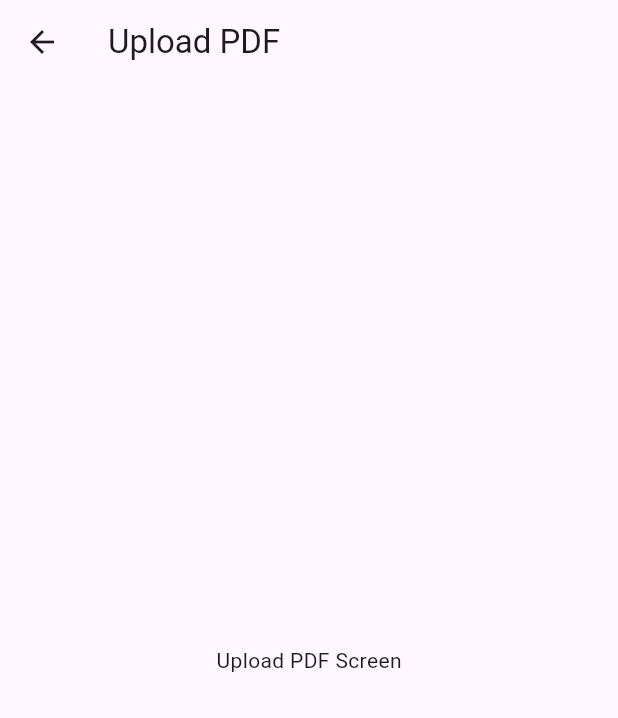
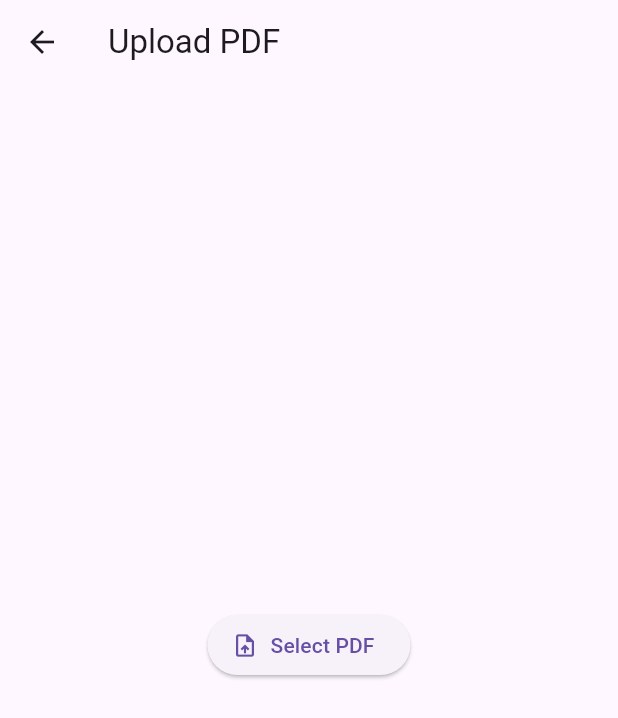
Before and after one commit to SanujaMenath/MindVault-AI, a Flutter app: the UploadPdfScreen screen opened by its route, on a phone screen of 412 x 824 dp. Shown: the top 718 px of the screen. Run offline on Flutter 3.47's test engine with Material 3 defaults, Android fonts, the light colour scheme and no system bars; our stand-ins replace file_picker.

Commit message:
Update AndroidManifest label and enhance PDF upload functionality with file picker

```diff
--- a/lib/screens/upload_pdf_screen.dart
+++ b/lib/screens/upload_pdf_screen.dart
@@ -1,14 +1,50 @@
 import 'package:flutter/material.dart';
+import 'package:file_picker/file_picker.dart';
 
-class UploadPdfScreen extends StatelessWidget {
+class UploadPdfScreen extends StatefulWidget {
   const UploadPdfScreen({super.key});
+
+  @override
+  State<UploadPdfScreen> createState() => _UploadPdfScreenState();
+}
+
+class _UploadPdfScreenState extends State<UploadPdfScreen> {
+  String? fileName;
+
+  Future<void> pickPdf() async {
+    final result = await FilePicker.platform.pickFiles(
+      type: FileType.custom,
+      allowedExtensions: ['pdf'],
+    );
+
+    if (result != null && result.files.isNotEmpty) {
+      setState(() {
+        fileName = result.files.single.name;
+      });
+
+      // If you need the file path:
+      String? path = result.files.single.path;
+      debugPrint("Picked file: $path");
+    }
+  }
 
   @override
   Widget build(BuildContext context) {
     return Scaffold(
       appBar: AppBar(title: const Text("Upload PDF")),
-      body: const Center(
-        child: Text("Upload PDF Screen"),
+      body: Center(
+        child: Column(
+          mainAxisAlignment: MainAxisAlignment.center,
+          children: [
+            ElevatedButton.icon(
+              onPressed: pickPdf,
+              icon: const Icon(Icons.upload_file),
+              label: const Text("Select PDF"),
+            ),
+            const SizedBox(height: 20),
+            if (fileName != null) Text("Selected: $fileName"),
+          ],
+        ),
       ),
     );
   }
--- a/pubspec.yaml
+++ b/pubspec.yaml
@@ -20,7 +20,7 @@ dependencies:
   hive_flutter: ^1.1.0
   flutter_local_notifications: ^19.4.2
   google_sign_in: ^7.2.0
-  image_picker: ^1.2.0
+  file_picker: ^8.0.0
   table_calendar: ^3.2.0
   flutter_dotenv: ^6.0.0
   cupertino_icons: ^1.0.8
```
Also changed, not shown: pubspec.lock, 1 other file.
